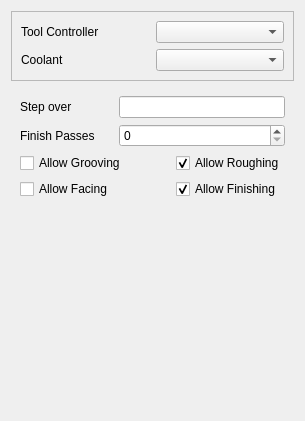
Qt form Gui/Resources/panels/PageOpTurnBaseEdit.ui (dubstar-04/TurningAddon) before a commit.
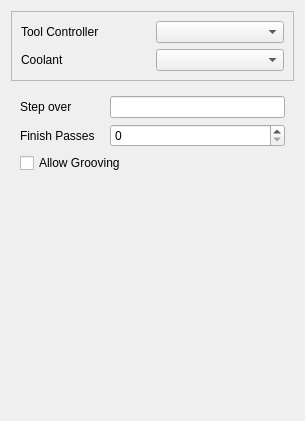
The same form after that commit. Custom widgets are drawn as their Qt base class.

Patch:
```diff
--- a/Gui/Resources/panels/PageOpTurnBaseEdit.ui
+++ b/Gui/Resources/panels/PageOpTurnBaseEdit.ui
@@ -84,34 +84,7 @@
         </property>
        </widget>
       </item>
-      <item row="2" column="2">
-       <widget class="QCheckBox" name="allowRoughing">
-        <property name="text">
-         <string>Allow Roughing</string>
-        </property>
-        <property name="checked">
-         <bool>true</bool>
-        </property>
-       </widget>
-      </item>
       <item row="3" column="0">
-       <widget class="QCheckBox" name="allowFacing">
-        <property name="text">
-         <string>Allow Facing</string>
-        </property>
-       </widget>
-      </item>
-      <item row="3" column="2">
-       <widget class="QCheckBox" name="allowFinishing">
-        <property name="text">
-         <string>Allow Finishing</string>
-        </property>
-        <property name="checked">
-         <bool>true</bool>
-        </property>
-       </widget>
-      </item>
-      <item row="4" column="0">
        <spacer name="verticalSpacer">
         <property name="orientation">
          <enum>Qt::Vertical</enum>
```
